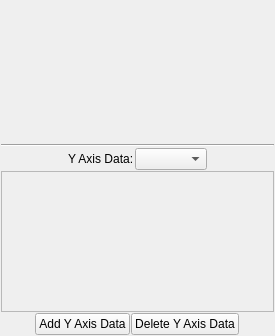
First picture: the form in code/plotms/GuiTabs/PlotMSAxesTab.ui, repository radio-astro/casa, before the edit.
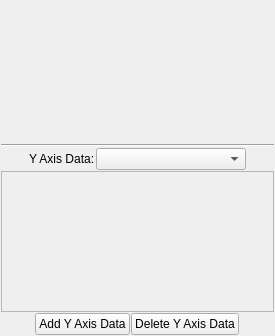
Second picture: the form after the edit.

What changed in the file:
```diff
--- a/code/plotms/GuiTabs/PlotMSAxesTab.ui
+++ b/code/plotms/GuiTabs/PlotMSAxesTab.ui
@@ -67,6 +67,18 @@
      </item>
      <item>
       <widget class="QComboBox" name="yAxisCombo">
+       <property name="sizePolicy">
+        <sizepolicy hsizetype="MinimumExpanding" vsizetype="Fixed">
+         <horstretch>0</horstretch>
+         <verstretch>0</verstretch>
+        </sizepolicy>
+       </property>
+       <property name="minimumSize">
+        <size>
+         <width>150</width>
+         <height>0</height>
+        </size>
+       </property>
        <property name="toolTip">
         <string>Set properties of the selected y-axis.</string>
        </property>
```
